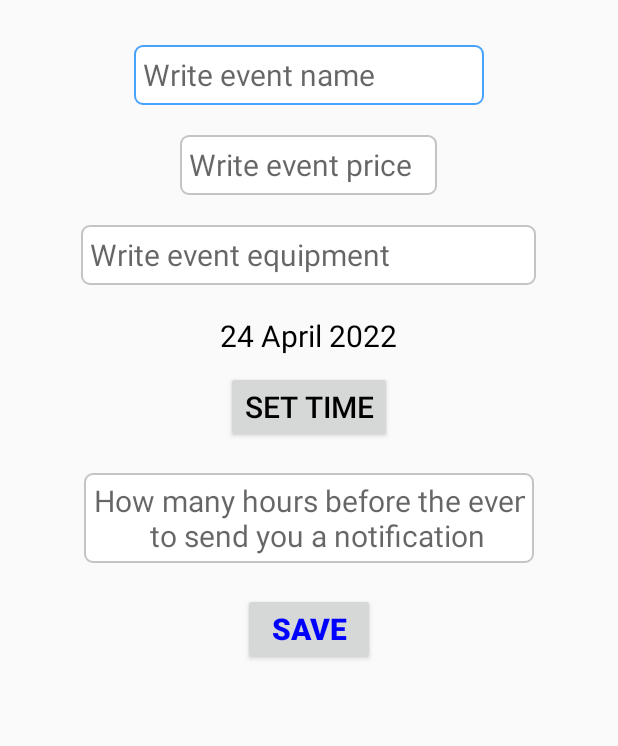
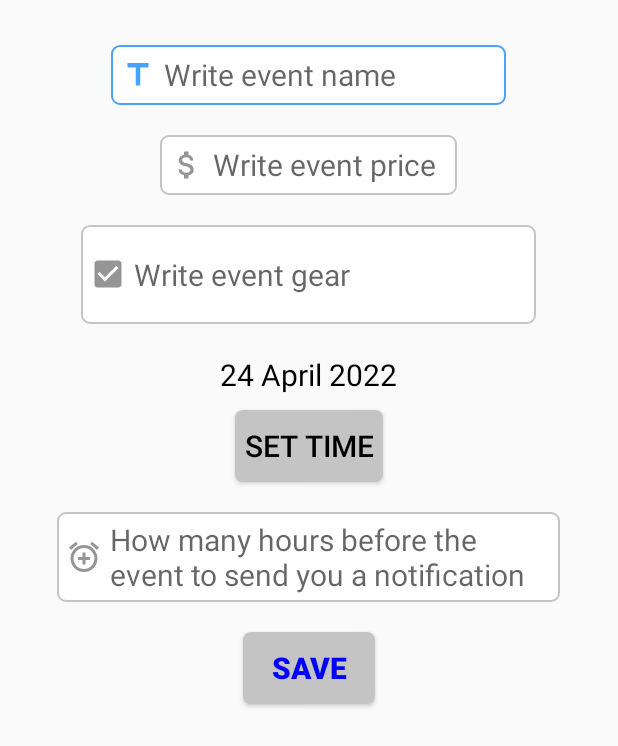
Before and after one commit to StephenFireball/My-Time, an Android app: the EventEditActivity screen opened directly, with no data from a screen before it, on a phone screen of 412 x 824 dp. Shown: the top 746 px of the screen. Run offline under Robolectric (Android 15) with nearby library versions, the light colour scheme and no system bars.

Commit message:
big interface improvement in EventEditActivity

```diff
--- a/app/src/main/java/com/samsung/mytime/EventEditActivity.java
+++ b/app/src/main/java/com/samsung/mytime/EventEditActivity.java
@@ -25,6 +25,7 @@ import java.time.LocalTime;
 import java.time.format.DateTimeFormatter;
 import java.util.Calendar;
 import java.util.Date;
+import java.util.Locale;
 
 public class EventEditActivity extends AppCompatActivity{
     private EditText eventNameET, eventPriceET, eventEquipmentET, hours_count;
@@ -100,7 +101,7 @@ public class EventEditActivity extends AppCompatActivity{
         Event newEvent = new Event(eventName, CalendarUtils.selectedDate, time, eventPrice, eventEquipment);
         Event.eventsList.add(newEvent);
         openHelper.insert(newEvent);
-        int hour_count = Integer.parseInt(hours_count.getText().toString());
+        String hour_count_str = hours_count.getText().toString();
         Toast.makeText(this, "Event saved!", Toast.LENGTH_SHORT).show();
         String dateTime = CalendarUtils.selectedDate.toString() + " " + time.toString();
         DateFormat dateTimeFormatter = new SimpleDateFormat("yyyy-MM-dd H:mm");
@@ -108,7 +109,13 @@ public class EventEditActivity extends AppCompatActivity{
             dateForRemind = dateTimeFormatter.parse(dateTime);
             Calendar cal = Calendar.getInstance();
             cal.setTime(dateForRemind);
-            cal.add(Calendar.HOUR, -hour_count);
+            if (hour_count_str == ""){
+                cal.add(Calendar.HOUR, 0);
+            }
+            else {
+                int hour_count = Integer.parseInt(hour_count_str);
+                cal.add(Calendar.HOUR, -hour_count);
+            }
             cal.set(Calendar.SECOND, 0);
             dateForRemind = cal.getTime();
             scheduleNotification();
--- /dev/null
+++ b/app/src/main/res/drawable-v24/custom_button.xml
@@ -0,0 +1,9 @@
+<?xml version="1.0" encoding="utf-8"?>
+<selector xmlns:android="http://schemas.android.com/apk/res/android">
+    <item android:state_enabled="true">
+        <shape android:shape="rectangle">
+            <solid android:color="@color/lightGray"/>
+            <corners android:radius="5dp"/>
+        </shape>
+    </item>
+</selector>
--- /dev/null
+++ b/app/src/main/res/drawable/custom_alarm_icon.xml
@@ -0,0 +1,5 @@
+<?xml version="1.0" encoding="utf-8"?>
+<selector xmlns:android="http://schemas.android.com/apk/res/android">
+    <item android:state_focused="true" android:drawable="@drawable/ic_baseline_add_alarm_24_focused"/>
+    <item android:state_focused="false" android:drawable="@drawable/ic_baseline_add_alarm_24"/>
+</selector>
--- /dev/null
+++ b/app/src/main/res/drawable/custom_check_box_icon.xml
@@ -0,0 +1,5 @@
+<?xml version="1.0" encoding="utf-8"?>
+<selector xmlns:android="http://schemas.android.com/apk/res/android">
+    <item android:state_focused="true" android:drawable="@drawable/ic_baseline_check_box_24_focused"/>
+    <item android:state_focused="false" android:drawable="@drawable/ic_baseline_check_box_24"/>
+</selector>
--- /dev/null
+++ b/app/src/main/res/drawable/custom_money_icon.xml
@@ -0,0 +1,5 @@
+<?xml version="1.0" encoding="utf-8"?>
+<selector xmlns:android="http://schemas.android.com/apk/res/android">
+    <item android:state_focused="true" android:drawable="@drawable/ic_baseline_attach_money_24_focused"/>
+    <item android:state_focused="false" android:drawable="@drawable/ic_baseline_attach_money_24"/>
+</selector>
--- /dev/null
+++ b/app/src/main/res/drawable/custom_title_icon.xml
@@ -0,0 +1,5 @@
+<?xml version="1.0" encoding="utf-8"?>
+<selector xmlns:android="http://schemas.android.com/apk/res/android">
+    <item android:state_focused="true" android:drawable="@drawable/ic_baseline_title_24_focused"/>
+    <item android:state_focused="false" android:drawable="@drawable/ic_baseline_title_24"/>
+</selector>
--- /dev/null
+++ b/app/src/main/res/drawable/ic_baseline_add_alarm_24.xml
@@ -0,0 +1,5 @@
+<vector android:height="24dp" android:tint="#959595"
+    android:viewportHeight="24" android:viewportWidth="24"
+    android:width="24dp" xmlns:android="http://schemas.android.com/apk/res/android">
+    <path android:fillColor="@android:color/white" android:pathData="M7.88,3.39L6.6,1.86 2,5.71l1.29,1.53 4.59,-3.85zM22,5.72l-4.6,-3.86 -1.29,1.53 4.6,3.86L22,5.72zM12,4c-4.97,0 -9,4.03 -9,9s4.02,9 9,9c4.97,0 9,-4.03 9,-9s-4.03,-9 -9,-9zM12,20c-3.87,0 -7,-3.13 -7,-7s3.13,-7 7,-7 7,3.13 7,7 -3.13,7 -7,7zM13,9h-2v3L8,12v2h3v3h2v-3h3v-2h-3L13,9z"/>
+</vector>
--- /dev/null
+++ b/app/src/main/res/drawable/ic_baseline_add_alarm_24_focused.xml
@@ -0,0 +1,5 @@
+<vector android:height="24dp" android:tint="@color/lightBlue"
+    android:viewportHeight="24" android:viewportWidth="24"
+    android:width="24dp" xmlns:android="http://schemas.android.com/apk/res/android">
+    <path android:fillColor="@android:color/white" android:pathData="M7.88,3.39L6.6,1.86 2,5.71l1.29,1.53 4.59,-3.85zM22,5.72l-4.6,-3.86 -1.29,1.53 4.6,3.86L22,5.72zM12,4c-4.97,0 -9,4.03 -9,9s4.02,9 9,9c4.97,0 9,-4.03 9,-9s-4.03,-9 -9,-9zM12,20c-3.87,0 -7,-3.13 -7,-7s3.13,-7 7,-7 7,3.13 7,7 -3.13,7 -7,7zM13,9h-2v3L8,12v2h3v3h2v-3h3v-2h-3L13,9z"/>
+</vector>
--- /dev/null
+++ b/app/src/main/res/drawable/ic_baseline_attach_money_24.xml
@@ -0,0 +1,5 @@
+<vector android:height="24dp" android:tint="#959595"
+    android:viewportHeight="24" android:viewportWidth="24"
+    android:width="24dp" xmlns:android="http://schemas.android.com/apk/res/android">
+    <path android:fillColor="@android:color/white" android:pathData="M11.8,10.9c-2.27,-0.59 -3,-1.2 -3,-2.15 0,-1.09 1.01,-1.85 2.7,-1.85 1.78,0 2.44,0.85 2.5,2.1h2.21c-0.07,-1.72 -1.12,-3.3 -3.21,-3.81V3h-3v2.16c-1.94,0.42 -3.5,1.68 -3.5,3.61 0,2.31 1.91,3.46 4.7,4.13 2.5,0.6 3,1.48 3,2.41 0,0.69 -0.49,1.79 -2.7,1.79 -2.06,0 -2.87,-0.92 -2.98,-2.1h-2.2c0.12,2.19 1.76,3.42 3.68,3.83V21h3v-2.15c1.95,-0.37 3.5,-1.5 3.5,-3.55 0,-2.84 -2.43,-3.81 -4.7,-4.4z"/>
+</vector>
--- /dev/null
+++ b/app/src/main/res/drawable/ic_baseline_attach_money_24_focused.xml
@@ -0,0 +1,5 @@
+<vector android:height="24dp" android:tint="@color/lightBlue"
+    android:viewportHeight="24" android:viewportWidth="24"
+    android:width="24dp" xmlns:android="http://schemas.android.com/apk/res/android">
+    <path android:fillColor="@android:color/white" android:pathData="M11.8,10.9c-2.27,-0.59 -3,-1.2 -3,-2.15 0,-1.09 1.01,-1.85 2.7,-1.85 1.78,0 2.44,0.85 2.5,2.1h2.21c-0.07,-1.72 -1.12,-3.3 -3.21,-3.81V3h-3v2.16c-1.94,0.42 -3.5,1.68 -3.5,3.61 0,2.31 1.91,3.46 4.7,4.13 2.5,0.6 3,1.48 3,2.41 0,0.69 -0.49,1.79 -2.7,1.79 -2.06,0 -2.87,-0.92 -2.98,-2.1h-2.2c0.12,2.19 1.76,3.42 3.68,3.83V21h3v-2.15c1.95,-0.37 3.5,-1.5 3.5,-3.55 0,-2.84 -2.43,-3.81 -4.7,-4.4z"/>
+</vector>
--- /dev/null
+++ b/app/src/main/res/drawable/ic_baseline_check_box_24.xml
@@ -0,0 +1,5 @@
+<vector android:height="24dp" android:tint="#959595"
+    android:viewportHeight="24" android:viewportWidth="24"
+    android:width="24dp" xmlns:android="http://schemas.android.com/apk/res/android">
+    <path android:fillColor="@android:color/white" android:pathData="M19,3L5,3c-1.11,0 -2,0.9 -2,2v14c0,1.1 0.89,2 2,2h14c1.11,0 2,-0.9 2,-2L21,5c0,-1.1 -0.89,-2 -2,-2zM10,17l-5,-5 1.41,-1.41L10,14.17l7.59,-7.59L19,8l-9,9z"/>
+</vector>
--- /dev/null
+++ b/app/src/main/res/drawable/ic_baseline_check_box_24_focused.xml
@@ -0,0 +1,5 @@
+<vector android:height="24dp" android:tint="@color/lightBlue"
+    android:viewportHeight="24" android:viewportWidth="24"
+    android:width="24dp" xmlns:android="http://schemas.android.com/apk/res/android">
+    <path android:fillColor="@android:color/white" android:pathData="M19,3L5,3c-1.11,0 -2,0.9 -2,2v14c0,1.1 0.89,2 2,2h14c1.11,0 2,-0.9 2,-2L21,5c0,-1.1 -0.89,-2 -2,-2zM10,17l-5,-5 1.41,-1.41L10,14.17l7.59,-7.59L19,8l-9,9z"/>
+</vector>
--- /dev/null
+++ b/app/src/main/res/drawable/ic_baseline_title_24.xml
@@ -0,0 +1,5 @@
+<vector android:height="24dp" android:tint="#959595"
+    android:viewportHeight="24" android:viewportWidth="24"
+    android:width="24dp" xmlns:android="http://schemas.android.com/apk/res/android">
+    <path android:fillColor="@android:color/white" android:pathData="M5,4v3h5.5v12h3V7H19V4z"/>
+</vector>
--- /dev/null
+++ b/app/src/main/res/drawable/ic_baseline_title_24_focused.xml
@@ -0,0 +1,5 @@
+<vector android:height="24dp" android:tint="@color/lightBlue"
+    android:viewportHeight="24" android:viewportWidth="24"
+    android:width="24dp" xmlns:android="http://schemas.android.com/apk/res/android">
+    <path android:fillColor="@android:color/white" android:pathData="M5,4v3h5.5v12h3V7H19V4z"/>
+</vector>
--- a/app/src/main/res/layout/activity_event_edit.xml
+++ b/app/src/main/res/layout/activity_event_edit.xml
@@ -9,43 +9,51 @@
 
     <EditText
         android:id="@+id/eventNameET"
-        android:layout_width="wrap_content"
-        android:layout_marginTop="30dp"
+        android:layout_width="263dp"
         android:layout_height="40dp"
         android:layout_gravity="center"
-        android:textSize="20sp"
+        android:layout_marginTop="30dp"
         android:background="@drawable/custom_input"
+        android:drawableStart="@drawable/custom_title_icon"
+        android:drawablePadding="5dp"
+        android:ems="10"
         android:hint="@string/write_event_name"
-        android:text=""
+        android:inputType="text"
         android:paddingStart="6dp"
         android:paddingEnd="6dp"
+        android:text=""
         android:textColor="@color/black"
-        android:ems="10"
-        android:inputType="text"/>
+        android:textSize="20sp" />
+
     <EditText
         android:id="@+id/eventPriceET"
-        android:layout_width="171dp"
+        android:layout_width="198dp"
         android:layout_height="40dp"
         android:layout_gravity="center"
+        android:layout_marginTop="20dp"
         android:background="@drawable/custom_input"
+        android:drawableStart="@drawable/custom_money_icon"
+        android:drawablePadding="5dp"
         android:ems="4"
-        android:layout_marginTop="20dp"
-        android:hint="Write event price"
+        android:hint="@string/write_event_price"
         android:inputType="number"
         android:paddingStart="6dp"
         android:paddingEnd="6dp"
         android:text=""
         android:textColor="@color/black"
         android:textSize="20sp" />
+
     <EditText
         android:id="@+id/eventEquipmentET"
         android:layout_width="303dp"
-        android:layout_height="40dp"
+        android:layout_height="66dp"
         android:layout_gravity="center"
         android:layout_marginTop="20dp"
         android:background="@drawable/custom_input"
+        android:drawableStart="@drawable/custom_check_box_icon"
+        android:drawablePadding="5dp"
         android:ems="15"
-        android:hint="Write event equipment"
+        android:hint="@string/write_event_equipment"
         android:inputType="text"
         android:paddingStart="6dp"
         android:paddingEnd="6dp"
@@ -58,9 +66,7 @@
         android:layout_height="wrap_content"
         android:layout_gravity="center"
         android:layout_marginTop="20dp"
-        android:text="@string/date"
         android:textSize="20sp"
-        android:textAlignment="center"
         android:textColor="@color/black"/>
     <Button
         android:id="@+id/eventTimeButton"
@@ -68,22 +74,25 @@
         android:layout_height="wrap_content"
         android:layout_gravity="center"
         android:layout_marginTop="10dp"
+        android:background="@drawable/custom_button"
+        android:paddingStart="6dp"
+        android:paddingEnd="6dp"
         android:text="@string/time"
         android:textSize="20sp"
-        android:textAlignment="center"
         android:textColor="@color/black"
         android:onClick="popOutTimePicker"/>
 
     <EditText
         android:id="@+id/hours_count"
-        android:layout_width="300dp"
+        android:layout_width="335dp"
         android:layout_height="60dp"
         android:layout_gravity="center"
         android:layout_marginTop="20dp"
         android:background="@drawable/custom_input"
+        android:drawableStart="@drawable/custom_alarm_icon"
+        android:drawablePadding="5dp"
         android:ems="4"
-        android:textAlignment="center"
-        android:hint="How many hours before the event\nto send you a notification"
+        android:hint="@string/how_many_hours_before_the_event_nto_send_you_a_notification"
         android:inputType="number"
         android:maxLength="1"
         android:paddingStart="6dp"
@@ -96,7 +105,10 @@
         android:layout_marginTop="20dp"
         android:layout_width="wrap_content"
         android:layout_height="wrap_content"
-        android:text="Save"
+        android:text="@string/save"
+        android:background="@drawable/custom_button"
+        android:paddingStart="6dp"
+        android:paddingEnd="6dp"
         android:textColor="@color/blue"
         android:textStyle="bold"
         android:onClick="saveEventAction"
--- a/app/src/main/res/values/strings.xml
+++ b/app/src/main/res/values/strings.xml
@@ -14,4 +14,8 @@
     <string name="time">Set Time</string>
     <string name="deleteEvents">Delete Events</string>
     <string name="sure">Are you sure? Your events will be deleted with no restore option!</string>
+    <string name="save">Save</string>
+    <string name="how_many_hours_before_the_event_nto_send_you_a_notification">How many hours before the\nevent to send you a notification</string>
+    <string name="write_event_equipment">Write event gear</string>
+    <string name="write_event_price">Write event price</string>
 </resources>
```
